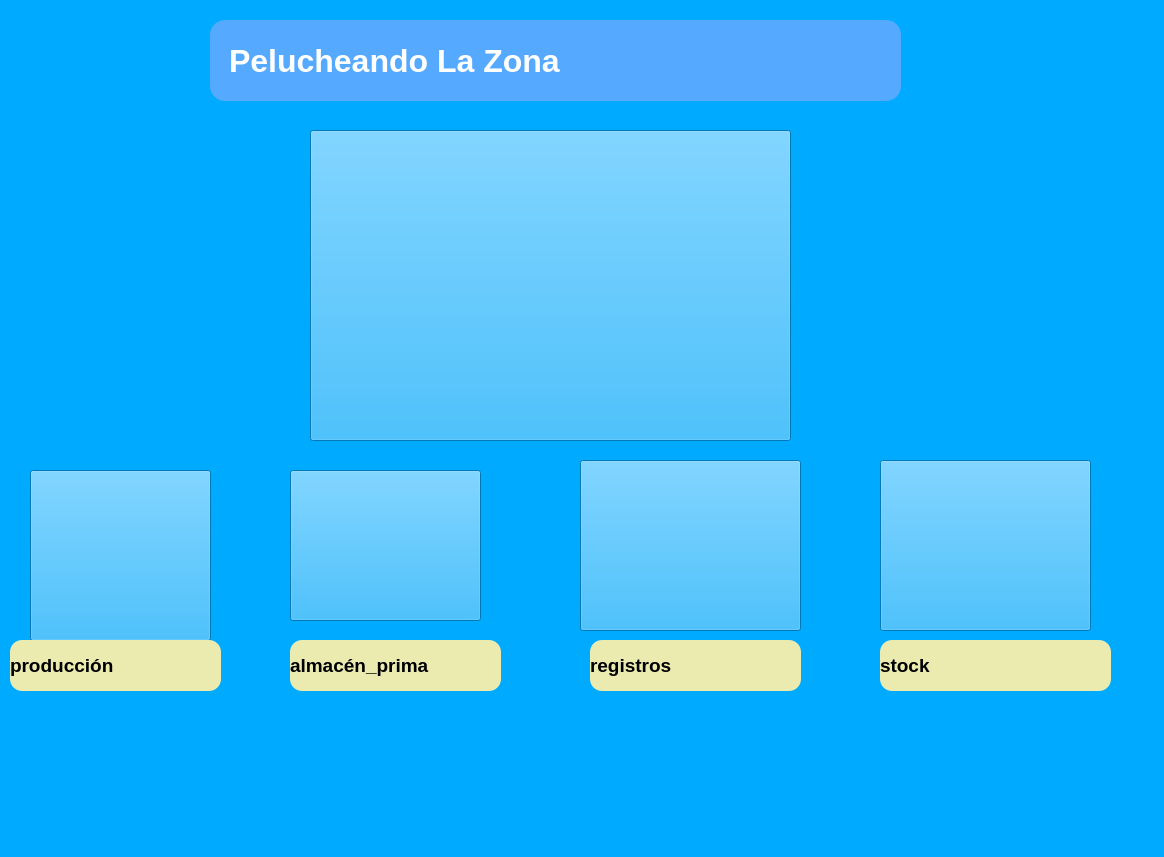
First picture: the form in view/menu_principal.ui, repository arturito76/proyecto, before the edit.
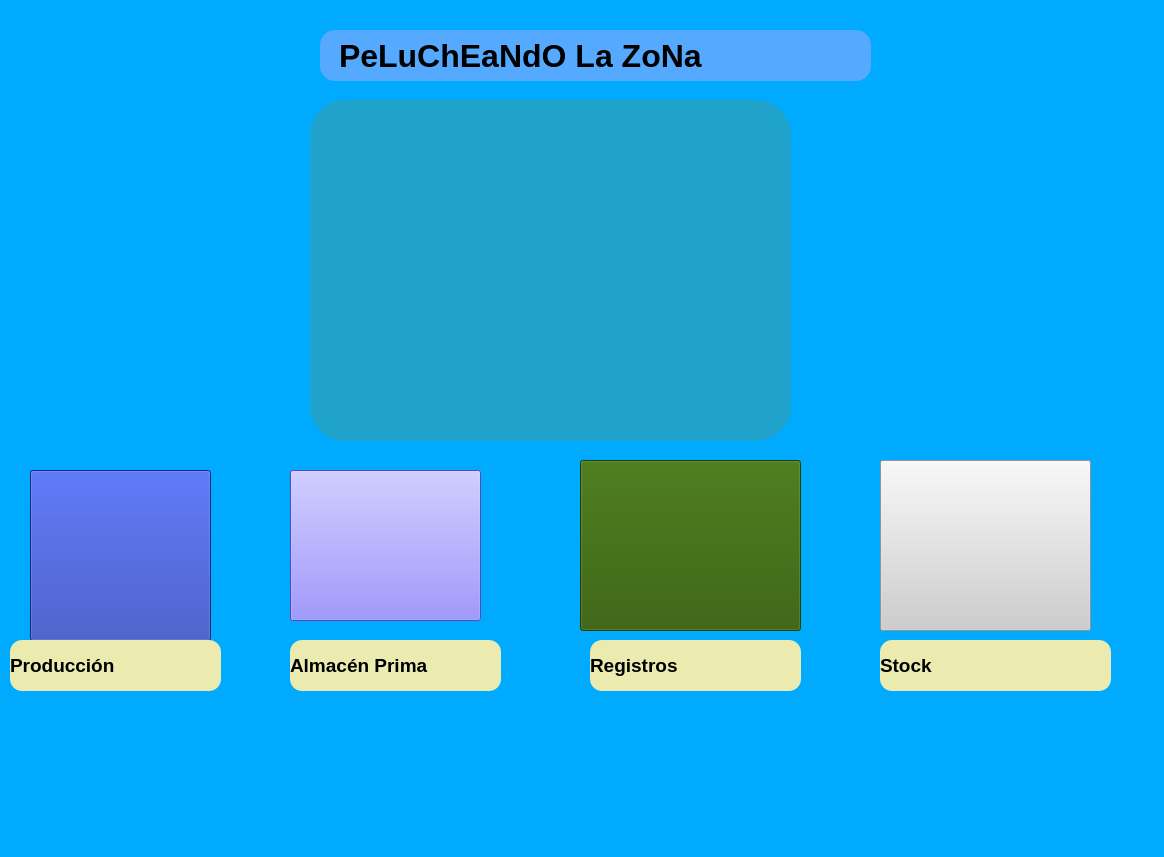
Second picture: the form after the edit. Icons and pictures are not drawn.

```diff
--- a/view/menu_principal.ui
+++ b/view/menu_principal.ui
@@ -27,7 +27,7 @@
      </rect>
     </property>
     <property name="styleSheet">
-     <string notr="true"/>
+     <string notr="true">background-color: rgb(33, 55, 175);</string>
     </property>
     <property name="text">
      <string/>
@@ -59,7 +59,7 @@
      </rect>
     </property>
     <property name="styleSheet">
-     <string notr="true"/>
+     <string notr="true">background-color: rgb(118, 106, 255);</string>
     </property>
     <property name="text">
      <string/>
@@ -91,7 +91,7 @@
      </rect>
     </property>
     <property name="styleSheet">
-     <string notr="true"/>
+     <string notr="true">background-color: rgb(44, 88, 0);</string>
     </property>
     <property name="text">
      <string/>
@@ -123,7 +123,7 @@
      </rect>
     </property>
     <property name="styleSheet">
-     <string notr="true"/>
+     <string notr="true">background-color: rgb(206, 206, 206);</string>
     </property>
     <property name="text">
      <string/>
@@ -154,10 +154,10 @@
    <widget class="QLabel" name="label">
     <property name="geometry">
      <rect>
-      <x>210</x>
-      <y>20</y>
-      <width>691</width>
-      <height>81</height>
+      <x>320</x>
+      <y>30</y>
+      <width>551</width>
+      <height>51</height>
      </rect>
     </property>
     <property name="font">
@@ -178,10 +178,11 @@
     padding: 10px; /* Añadir espacio alrededor del texto */
     border-radius: 15px; /* Bordes redondeados */
     qproperty-alignment: 'AlignCenter';
-background-color: rgb(85, 170, 255);</string>
+background-color: rgb(85, 170, 255);
+color: rgb(0, 0, 0);</string>
     </property>
     <property name="text">
-     <string>Pelucheando La Zona</string>
+     <string>PeLuChEaNdO La ZoNa</string>
     </property>
    </widget>
    <widget class="QLabel" name="label_2">
@@ -202,7 +203,7 @@
  border-radius: 12px;</string>
     </property>
     <property name="text">
-     <string>producción</string>
+     <string>Producción</string>
     </property>
    </widget>
    <widget class="QLabel" name="label_5">
@@ -224,7 +225,7 @@
  border-radius: 12px;</string>
     </property>
     <property name="text">
-     <string>almacén_prima</string>
+     <string>Almacén Prima</string>
     </property>
    </widget>
    <widget class="QLabel" name="label_3">
@@ -246,7 +247,7 @@
  border-radius: 12px;</string>
     </property>
     <property name="text">
-     <string>registros</string>
+     <string>Registros</string>
     </property>
    </widget>
    <widget class="QLabel" name="label_4">
@@ -268,18 +269,22 @@
  border-radius: 12px;</string>
     </property>
     <property name="text">
-     <string>stock</string>
+     <string>Stock</string>
     </property>
    </widget>
    <widget class="QPushButton" name="pushButton_5">
     <property name="geometry">
      <rect>
       <x>310</x>
-      <y>130</y>
+      <y>100</y>
       <width>481</width>
-      <height>311</height>
+      <height>341</height>
      </rect>
     </property>
+    <property name="styleSheet">
+     <string notr="true">background-color: rgb(31, 163, 203);
+border-radius: 35px</string>
+    </property>
     <property name="text">
      <string/>
     </property>
```
